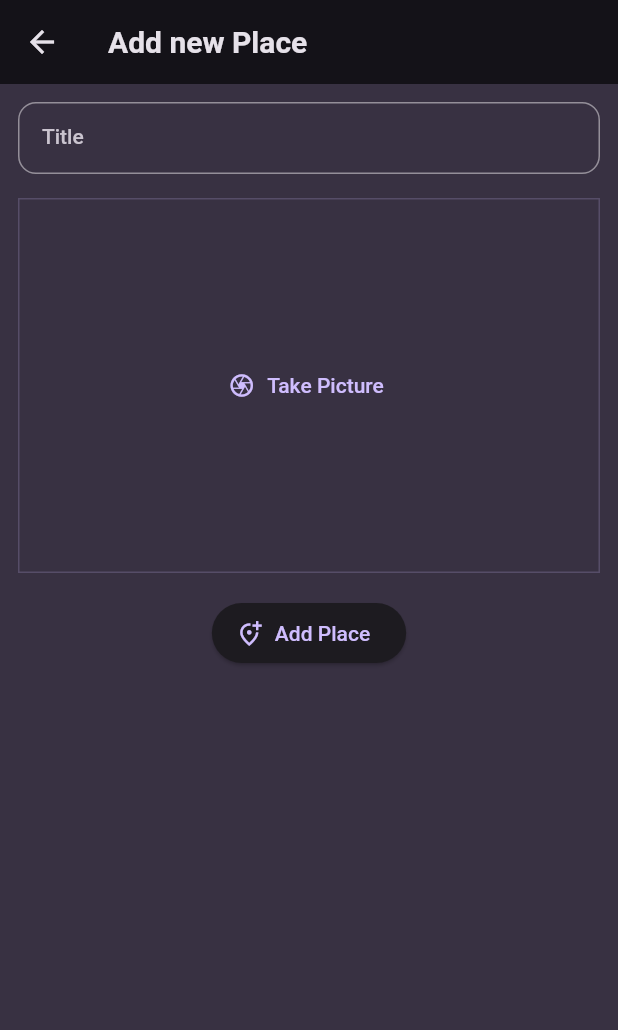
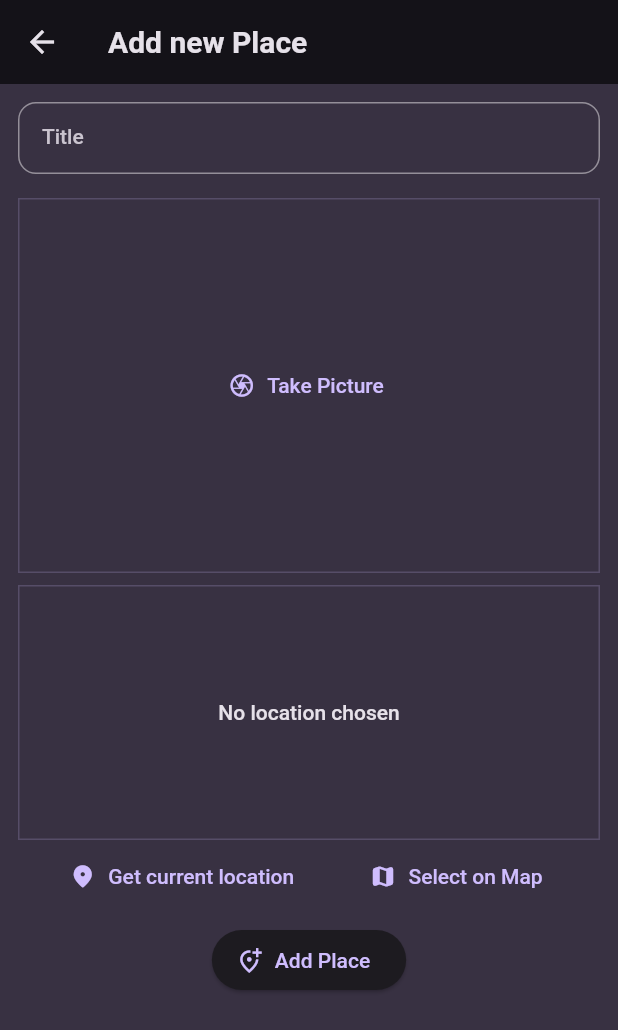
Before and after one commit to jsare/favorite_places, a Flutter app: the AddPlaceScreen screen opened directly, on a phone screen of 412 x 824 dp. Shown: the top 1030 px of the screen. Run offline on Flutter 3.47's test engine with Material 2 defaults, Android fonts, the phone set to English and light mode, and no system bars; our stand-ins replace flutter_riverpod, google_fonts, image_picker, location.

Commit message:
Added getting the User's current location

```diff
--- a/lib/screens/add_place_screen.dart
+++ b/lib/screens/add_place_screen.dart
@@ -1,5 +1,6 @@
 import 'dart:io';
 
+import 'package:favorite_places/widgets/location_input.dart';
 import 'package:flutter/material.dart';
 import 'package:flutter_riverpod/flutter_riverpod.dart';
 
@@ -60,10 +61,14 @@ class _AddPlaceScreenState extends ConsumerState<AddPlaceScreen> {
               ),
             ),
             const SizedBox(height: 16),
-            ImageInput(onPickImage: (image) {
-              _selectedImage = image;
-            }),
-            const SizedBox(height: 16),
+            ImageInput(
+              onPickImage: (image) {
+                _selectedImage = image;
+              },
+            ),
+            const SizedBox(height: 8),
+            const LocationInput(),
+            const SizedBox(height: 8),
             ElevatedButton.icon(
               onPressed: _savePlace,
               icon: const Icon(Icons.add_location_alt_outlined),
--- /dev/null
+++ b/lib/widgets/location_input.dart
@@ -0,0 +1,98 @@
+import 'package:flutter/material.dart';
+import 'package:location/location.dart';
+
+class LocationInput extends StatefulWidget {
+  const LocationInput({super.key});
+
+  @override
+  State<LocationInput> createState() => _LocationInputState();
+}
+
+class _LocationInputState extends State<LocationInput> {
+  Location? _pickedLocation;
+  var _isGettingLocation = false;
+
+  void _getCurrentLocation() async {
+    Location location = Location();
+
+    bool serviceEnabled;
+    PermissionStatus permissionGranted;
+    LocationData locationData;
+
+    serviceEnabled = await location.serviceEnabled();
+    if (!serviceEnabled) {
+      serviceEnabled = await location.requestService();
+      if (!serviceEnabled) {
+        return;
+      }
+    }
+
+    permissionGranted = await location.hasPermission();
+    if (permissionGranted == PermissionStatus.denied) {
+      permissionGranted = await location.requestPermission();
+      if (permissionGranted != PermissionStatus.granted) {
+        return;
+      }
+    }
+
+    setState(() {
+      _isGettingLocation = true;
+    });
+
+    locationData = await location.getLocation();
+
+    setState(() {
+      _isGettingLocation = false;
+    });
+
+    print(locationData.latitude);
+    print(locationData.longitude);
+  }
+
+  @override
+  Widget build(BuildContext context) {
+    Widget previewContent = Text(
+      'No location chosen',
+      textAlign: TextAlign.center,
+      style: Theme.of(context).textTheme.bodyLarge!.copyWith(
+            color: Theme.of(context).colorScheme.onBackground,
+          ),
+    );
+
+    if (_isGettingLocation) {
+      previewContent = const CircularProgressIndicator();
+    }
+
+    return Column(
+      children: [
+        Container(
+          alignment: Alignment.center,
+          width: double.infinity,
+          height: 170,
+          decoration: BoxDecoration(
+            border: Border.all(
+              width: 1,
+              color: Theme.of(context).colorScheme.primary.withOpacity(0.2),
+            ),
+          ),
+          child: previewContent,
+        ),
+        Row(
+          mainAxisAlignment: MainAxisAlignment.spaceEvenly,
+          children: [
+            TextButton.icon(
+              onPressed: _getCurrentLocation,
+              icon: const Icon(Icons.location_on_rounded),
+              label: const Text('Get current location'),
+            ),
+            TextButton.icon(
+              onPressed: () {},
+              icon: const Icon(Icons.map_rounded),
+              label: const Text('Select on Map'),
+            ),
+          ],
+        ),
+      ],
+    );
+  }
+}
--- a/pubspec.yaml
+++ b/pubspec.yaml
@@ -15,6 +15,7 @@ dependencies:
   uuid: ^3.0.7
   flutter_riverpod: ^2.3.6
   image_picker: ^0.8.7+4
+  location: ^4.4.0
 
 dev_dependencies:
   flutter_test:
```
Also changed, not shown: pubspec.lock, 2 other files.
